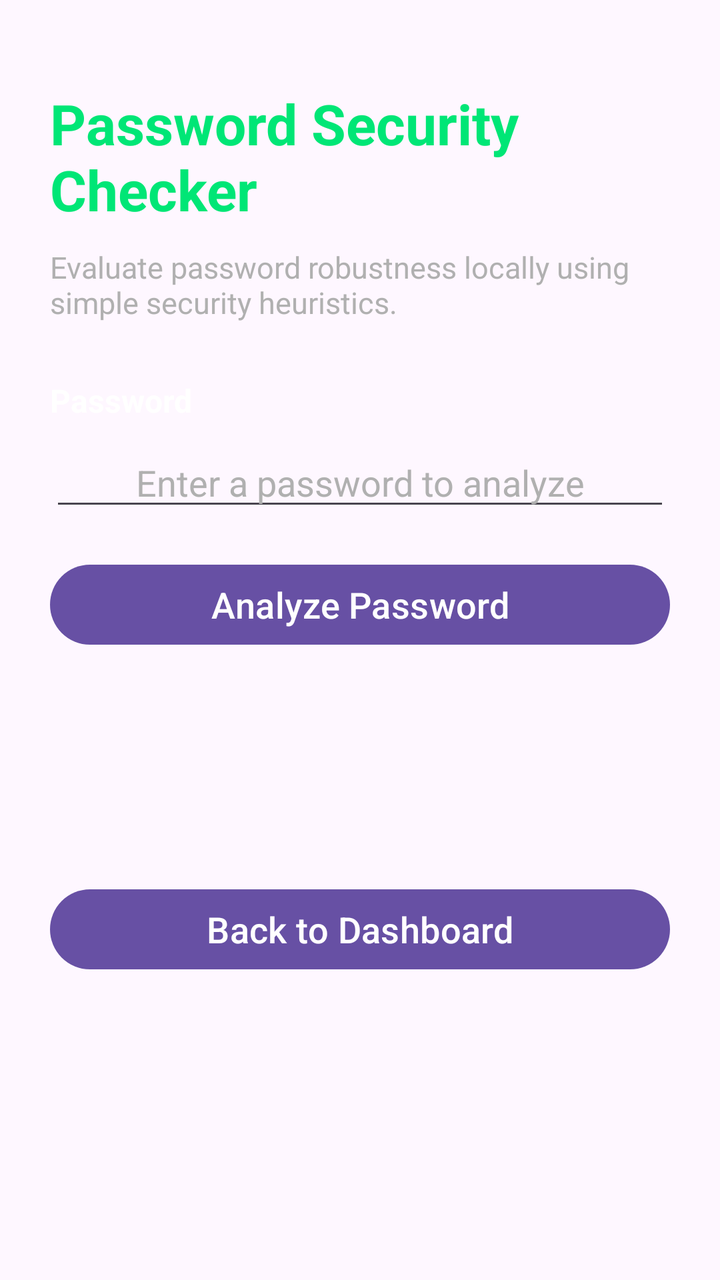
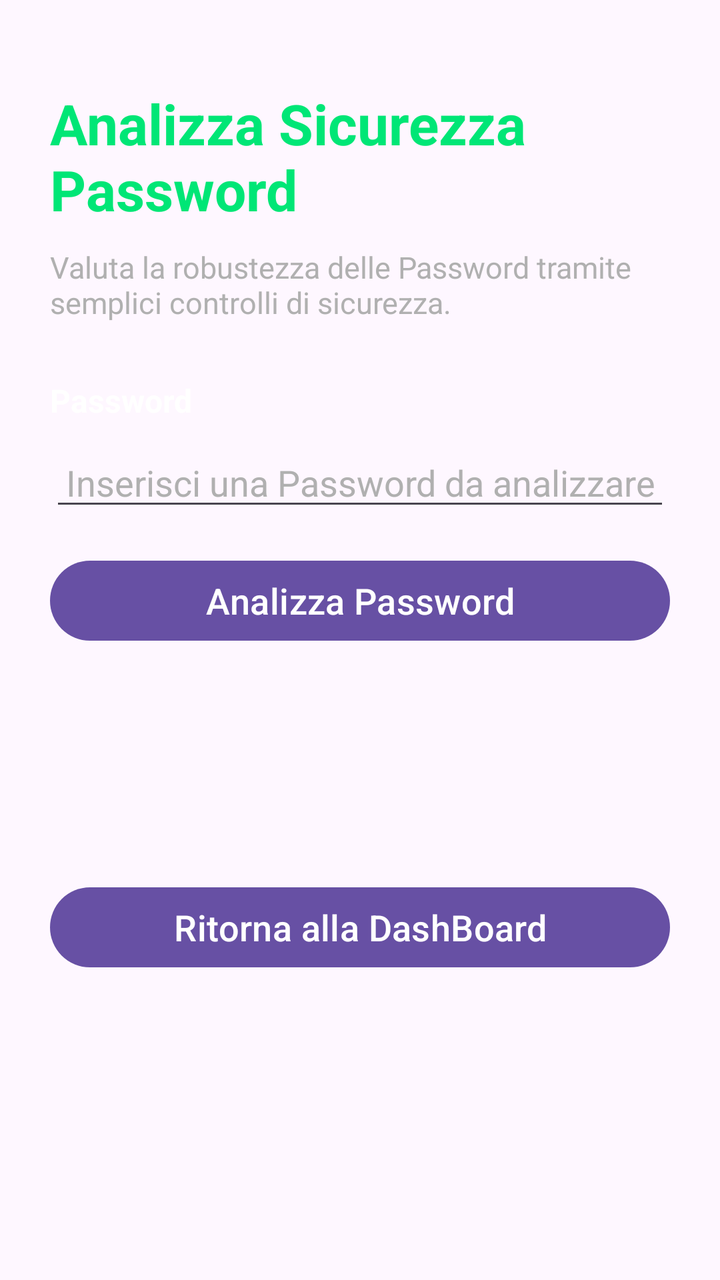

Two renders of the same Android screen: before a commit and after it. Below are the layout's source before the change and the commit's diff.
<!-- AndroidManifest.xml: application theme Theme.AegisNet -->
<!-- res/layout/password_security_activity_layout.xml -->
<?xml version="1.0" encoding="utf-8"?>
<ScrollView
    xmlns:android="http://schemas.android.com/apk/res/android"
    xmlns:app="http://schemas.android.com/apk/res-auto"
    android:layout_width="match_parent"
    android:layout_height="match_parent"
    android:fillViewport="true">

    <androidx.constraintlayout.widget.ConstraintLayout
        android:layout_width="match_parent"
        android:layout_height="wrap_content"
        android:padding="25dp">

        <TextView
            android:id="@+id/tvPasswordCheckerTitle"
            android:layout_width="0dp"
            android:layout_height="wrap_content"
            android:text="@string/password_checker_title"
            android:textColor="@color/aegis_green"
            android:textSize="28sp"
            android:textStyle="bold"
            app:layout_constraintEnd_toEndOf="parent"
            app:layout_constraintStart_toStartOf="parent"
            app:layout_constraintTop_toTopOf="parent"
            android:layout_marginTop="18dp"/>

        <TextView
            android:id="@+id/tvPasswordCheckerDescription"
            android:layout_width="0dp"
            android:layout_height="wrap_content"
            android:layout_marginTop="10dp"
            android:text="@string/password_checker_description"
            android:textColor="@color/aegis_gray"
            android:textSize="15sp"
            app:layout_constraintEnd_toEndOf="parent"
            app:layout_constraintStart_toStartOf="parent"
            app:layout_constraintTop_toBottomOf="@id/tvPasswordCheckerTitle" />

        <TextView
            android:id="@+id/tvPasswordInputLabel"
            android:layout_width="wrap_content"
            android:layout_height="wrap_content"
            android:layout_marginTop="28dp"
            android:text="@string/password_input_label"
            android:textColor="@color/aegis_white"
            android:textSize="16sp"
            android:textStyle="bold"
            app:layout_constraintStart_toStartOf="parent"
            app:layout_constraintTop_toBottomOf="@id/tvPasswordCheckerDescription" />

        <EditText
            android:id="@+id/etPassword"
            android:layout_width="0dp"
            android:layout_height="wrap_content"
            android:layout_marginTop="8dp"
            android:hint="@string/password_input_hint"
            android:inputType="textPassword|textNoSuggestions"
            android:maxLines="1"
            android:textColor="@color/aegis_white"
            android:textColorHint="@color/aegis_gray"
            app:layout_constraintEnd_toEndOf="parent"
            app:layout_constraintStart_toStartOf="parent"
            app:layout_constraintTop_toBottomOf="@id/tvPasswordInputLabel"
            android:gravity="center_horizontal"/>

        <TextView
            android:id="@+id/tvInputError"
            android:layout_width="0dp"
            android:layout_height="wrap_content"
            android:layout_marginTop="6dp"
            android:textColor="#FF6B6B"
            android:textSize="13sp"
            android:visibility="gone"
            app:layout_constraintEnd_toEndOf="parent"
            app:layout_constraintStart_toStartOf="parent"
            app:layout_constraintTop_toBottomOf="@id/etPassword" />

        <Button
            android:id="@+id/btnAnalyzePassword"
            android:layout_width="0dp"
            android:layout_height="wrap_content"
            android:layout_marginTop="18dp"
            android:text="@string/analyze_password"
            app:layout_constraintEnd_toEndOf="parent"
            app:layout_constraintStart_toStartOf="parent"
            app:layout_constraintTop_toBottomOf="@id/tvInputError"
            android:textSize="18sp"/>

        <LinearLayout
            android:id="@+id/layoutResult"
            android:layout_width="0dp"
            android:layout_height="wrap_content"
            android:layout_marginTop="28dp"
            android:background="@color/aegis_dark_surface"
            android:orientation="vertical"
            android:padding="20dp"
            android:visibility="gone"
            app:layout_constraintEnd_toEndOf="parent"
            app:layout_constraintStart_toStartOf="parent"
            app:layout_constraintTop_toBottomOf="@id/btnAnalyzePassword">

            <TextView
                android:layout_width="wrap_content"
                android:layout_height="wrap_content"
                android:text="@string/password_score_label"
                android:textColor="@color/aegis_gray"
                android:textSize="14sp" />

            <TextView
                android:id="@+id/tvScore"
                android:layout_width="wrap_content"
                android:layout_height="wrap_content"
                android:layout_marginTop="4dp"
                android:textColor="@color/aegis_green"
                android:textSize="42sp"
                android:textStyle="bold" />

            <TextView
                android:id="@+id/tvSecurityLevel"
                android:layout_width="wrap_content"
                android:layout_height="wrap_content"
                android:layout_marginTop="4dp"
                android:textColor="@color/aegis_green_light"
                android:textSize="20sp"
                android:textStyle="bold" />

            <TextView
                android:layout_width="wrap_content"
                android:layout_height="wrap_content"
                android:layout_marginTop="24dp"
                android:text="@string/password_checks_label"
                android:textColor="@color/aegis_white"
                android:textSize="17sp"
                android:textStyle="bold" />

            <LinearLayout
                android:id="@+id/layoutChecks"
                android:layout_width="match_parent"
                android:layout_height="wrap_content"
                android:orientation="vertical" />

            <TextView
                android:id="@+id/tvWarnings"
                android:layout_width="match_parent"
                android:layout_height="wrap_content"
                android:layout_marginTop="12dp"
                android:textColor="#FFD166"
                android:textSize="14sp" />

        </LinearLayout>

        <Button
            android:id="@+id/btnBack"
            android:layout_width="0dp"
            android:layout_height="wrap_content"
            android:layout_marginTop="20dp"
            android:layout_marginBottom="32dp"
            android:text="@string/back_to_dashboard"
            app:layout_constraintBottom_toBottomOf="parent"
            app:layout_constraintEnd_toEndOf="parent"
            app:layout_constraintStart_toStartOf="parent"
            app:layout_constraintTop_toBottomOf="@id/layoutResult"
            android:textSize="18sp"/>

    </androidx.constraintlayout.widget.ConstraintLayout>

</ScrollView>
<!-- resources referenced by this layout -->
<resources>
  <color name="aegis_dark_surface">#151515</color>
  <color name="aegis_gray">#B0B0B0</color>
  <color name="aegis_green">#00E676</color>
  <color name="aegis_green_light">#69F0AE</color>
  <color name="aegis_white">#FFFFFF</color>
  <string name="analyze_password">
          Analyze Password
      </string>
  <string name="back_to_dashboard">
          Back to Dashboard
      </string>
  <string name="password_checker_description">
          Evaluate password robustness locally using simple security heuristics.
      </string>
  <string name="password_checker_title">
          Password Security Checker
      </string>
  <string name="password_checks_label">
          Security Checks
      </string>
  <string name="password_input_hint">
          Enter a password to analyze
      </string>
  <string name="password_input_label">
          Password
      </string>
  <string name="password_score_label">
          Score
      </string>
  <style name="Theme.AegisNet" parent="Base.Theme.AegisNet" />
  <style name="Base.Theme.AegisNet" parent="Theme.Material3.DayNight.NoActionBar">
          
          
      </style>
</resources>

<!-- the commit's change to res/layout/password_security_activity_layout.xml (unified diff, before → after) -->
@@ -15,21 +15,21 @@
             android:id="@+id/tvPasswordCheckerTitle"
             android:layout_width="0dp"
             android:layout_height="wrap_content"
-            android:text="@string/password_checker_title"
+            android:layout_marginTop="18dp"
+            android:text="@string/password_checker_titolo"
             android:textColor="@color/aegis_green"
             android:textSize="28sp"
             android:textStyle="bold"
             app:layout_constraintEnd_toEndOf="parent"
             app:layout_constraintStart_toStartOf="parent"
-            app:layout_constraintTop_toTopOf="parent"
-            android:layout_marginTop="18dp"/>
+            app:layout_constraintTop_toTopOf="parent" />
 
         <TextView
             android:id="@+id/tvPasswordCheckerDescription"
             android:layout_width="0dp"
             android:layout_height="wrap_content"
             android:layout_marginTop="10dp"
-            android:text="@string/password_checker_description"
+            android:text="@string/password_checker_descrizione"
             android:textColor="@color/aegis_gray"
             android:textSize="15sp"
             app:layout_constraintEnd_toEndOf="parent"
@@ -41,7 +41,7 @@
             android:layout_width="wrap_content"
             android:layout_height="wrap_content"
             android:layout_marginTop="28dp"
-            android:text="@string/password_input_label"
+            android:text="@string/password_input_text"
             android:textColor="@color/aegis_white"
             android:textSize="16sp"
             android:textStyle="bold"
@@ -53,15 +53,15 @@
             android:layout_width="0dp"
             android:layout_height="wrap_content"
             android:layout_marginTop="8dp"
-            android:hint="@string/password_input_hint"
+            android:gravity="center_horizontal"
+            android:hint="@string/password_input_sugg"
             android:inputType="textPassword|textNoSuggestions"
             android:maxLines="1"
             android:textColor="@color/aegis_white"
             android:textColorHint="@color/aegis_gray"
             app:layout_constraintEnd_toEndOf="parent"
             app:layout_constraintStart_toStartOf="parent"
-            app:layout_constraintTop_toBottomOf="@id/tvPasswordInputLabel"
-            android:gravity="center_horizontal"/>
+            app:layout_constraintTop_toBottomOf="@id/tvPasswordInputLabel" />
 
         <TextView
             android:id="@+id/tvInputError"
@@ -79,12 +79,13 @@
             android:id="@+id/btnAnalyzePassword"
             android:layout_width="0dp"
             android:layout_height="wrap_content"
-            android:layout_marginTop="18dp"
-            android:text="@string/analyze_password"
+            android:layout_marginTop="16dp"
+            android:text="@string/btn_analizza_password_text"
+            android:textSize="18sp"
             app:layout_constraintEnd_toEndOf="parent"
+            app:layout_constraintHorizontal_bias="0.0"
             app:layout_constraintStart_toStartOf="parent"
-            app:layout_constraintTop_toBottomOf="@id/tvInputError"
-            android:textSize="18sp"/>
+            app:layout_constraintTop_toBottomOf="@id/tvInputError" />
 
         <LinearLayout
             android:id="@+id/layoutResult"
@@ -102,7 +103,7 @@
             <TextView
                 android:layout_width="wrap_content"
                 android:layout_height="wrap_content"
-                android:text="@string/password_score_label"
+                android:text="@string/password_punteggio_text"
                 android:textColor="@color/aegis_gray"
                 android:textSize="14sp" />
 
@@ -128,7 +129,7 @@
                 android:layout_width="wrap_content"
                 android:layout_height="wrap_content"
                 android:layout_marginTop="24dp"
-                android:text="@string/password_checks_label"
+                android:text="@string/password_controlli_sicurezza_text"
                 android:textColor="@color/aegis_white"
                 android:textSize="17sp"
                 android:textStyle="bold" />
@@ -155,12 +156,12 @@
             android:layout_height="wrap_content"
             android:layout_marginTop="20dp"
             android:layout_marginBottom="32dp"
-            android:text="@string/back_to_dashboard"
+            android:text="@string/btn_ritorna_DashBoard"
+            android:textSize="18sp"
             app:layout_constraintBottom_toBottomOf="parent"
             app:layout_constraintEnd_toEndOf="parent"
             app:layout_constraintStart_toStartOf="parent"
-            app:layout_constraintTop_toBottomOf="@id/layoutResult"
-            android:textSize="18sp"/>
+            app:layout_constraintTop_toBottomOf="@id/layoutResult" />
 
     </androidx.constraintlayout.widget.ConstraintLayout>
 
<!-- resource entries referenced after the edit -->
@@ -5,30 +5,15 @@
   <color name="aegis_green">#00E676</color>
   <color name="aegis_green_light">#69F0AE</color>
   <color name="aegis_white">#FFFFFF</color>
-  <string name="analyze_password">
-          Analyze Password
+  <string name="btn_analizza_password_text">Analizza Password</string>
+  <string name="btn_ritorna_DashBoard">Ritorna alla DashBoard</string>
+  <string name="password_checker_descrizione">Valuta la robustezza delle Password tramite semplici controlli di sicurezza.
       </string>
-  <string name="back_to_dashboard">
-          Back to Dashboard
-      </string>
-  <string name="password_checker_description">
-          Evaluate password robustness locally using simple security heuristics.
-      </string>
-  <string name="password_checker_title">
-          Password Security Checker
-      </string>
-  <string name="password_checks_label">
-          Security Checks
-      </string>
-  <string name="password_input_hint">
-          Enter a password to analyze
-      </string>
-  <string name="password_input_label">
-          Password
-      </string>
-  <string name="password_score_label">
-          Score
-      </string>
+  <string name="password_checker_titolo">Analizza Sicurezza Password</string>
+  <string name="password_controlli_sicurezza_text">Controlli di Sicurezza</string>
+  <string name="password_input_sugg">Inserisci una Password da analizzare</string>
+  <string name="password_input_text">Password</string>
+  <string name="password_punteggio_text">Punteggio</string>
   <style name="Theme.AegisNet" parent="Base.Theme.AegisNet" />
   <style name="Base.Theme.AegisNet" parent="Theme.Material3.DayNight.NoActionBar">
           
